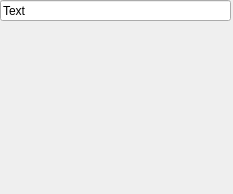
DevTeamSCH/animeditor, file ui/properties/textprop.ui: the form before one commit.
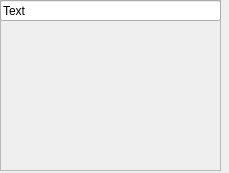
The form after the commit.

Commit message: Created values to properties class

```diff
--- a/ui/properties/textprop.ui
+++ b/ui/properties/textprop.ui
@@ -6,19 +6,34 @@
    <rect>
     <x>0</x>
     <y>0</y>
-    <width>233</width>
-    <height>194</height>
+    <width>229</width>
+    <height>173</height>
    </rect>
   </property>
   <property name="windowTitle">
    <string>Form</string>
   </property>
+  <widget class="QFrame" name="frame">
+   <property name="geometry">
+    <rect>
+     <x>0</x>
+     <y>0</y>
+     <width>221</width>
+     <height>171</height>
+    </rect>
+   </property>
+   <property name="frameShape">
+    <enum>QFrame::StyledPanel</enum>
+   </property>
+   <property name="frameShadow">
+    <enum>QFrame::Plain</enum>
+   </property>
   <widget class="QLineEdit" name="lineEdit_2">
    <property name="geometry">
     <rect>
      <x>0</x>
      <y>0</y>
-     <width>231</width>
+      <width>221</width>
      <height>21</height>
     </rect>
    </property>
@@ -28,6 +43,7 @@
    <property name="readOnly">
     <bool>true</bool>
    </property>
+   </widget>
   </widget>
  </widget>
  <resources/>
```
Lines whose indentation alone changed are shown as unchanged. The commit also changes 14 other files.
